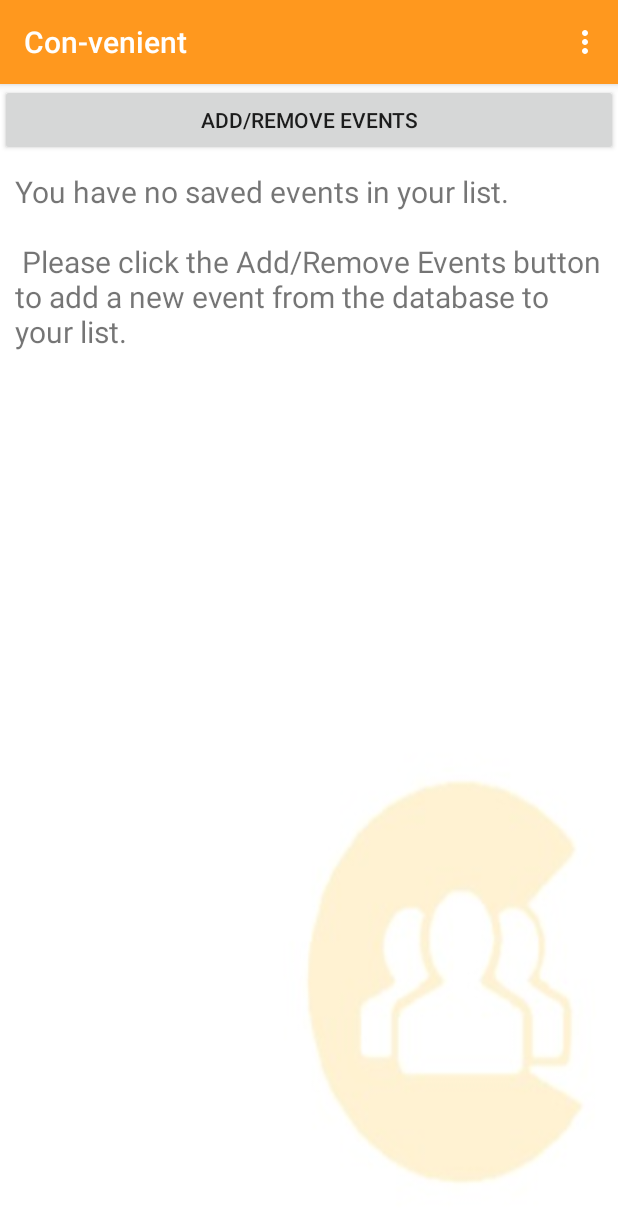
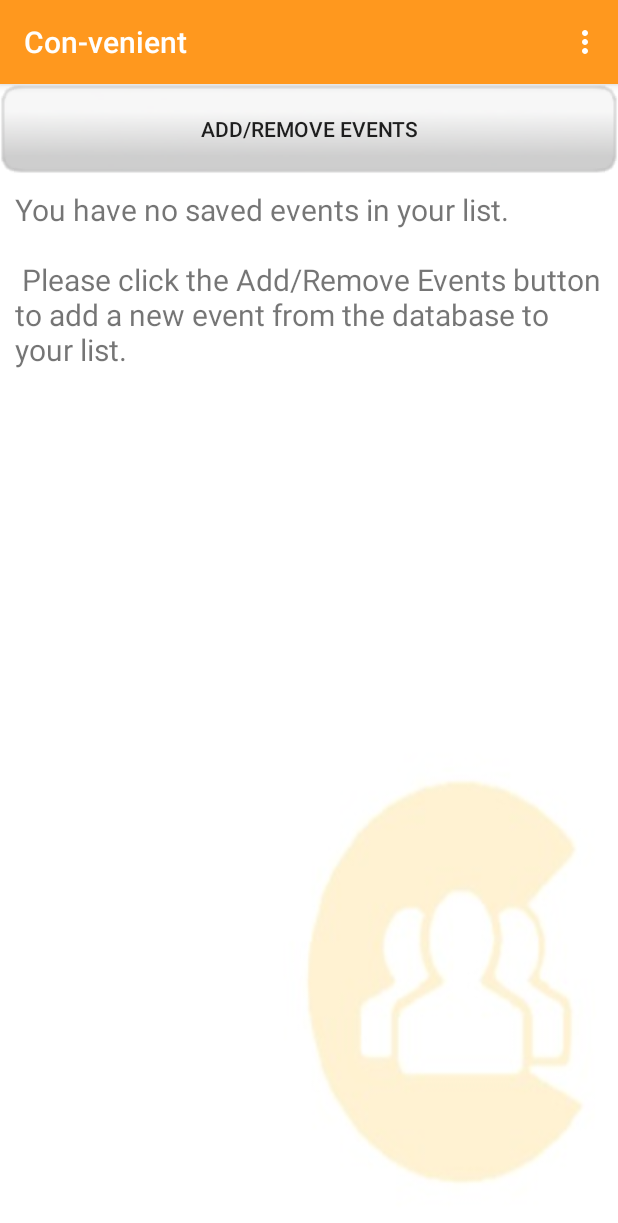
Before and after one commit to unni88/cs442_project, an Android app: the screen it shows after launch (MainActivity), on a phone screen of 412 x 824 dp. Shown: the top 1223 px of the screen. Run offline under Robolectric (Android 15) with nearby library versions, the phone set to English and light mode, and no system bars; libraries missing offline, so code that uses them is left out: com.github.amlcurran.showcaseview; 3 statements that could not run were skipped.

Commit message:
sent 9patch buttons

```diff
--- a/Con-venient/app/src/main/java/com/cs442/team3/con_venient/EventPrefs.java
+++ b/Con-venient/app/src/main/java/com/cs442/team3/con_venient/EventPrefs.java
@@ -5,6 +5,7 @@ package com.cs442.team3.con_venient;
  */
 import android.app.usage.UsageEvents;
 import android.content.Context;
+import android.graphics.Color;
 import android.os.Bundle;
 import android.support.v7.app.AppCompatActivity;
 import android.view.LayoutInflater;
@@ -71,7 +72,7 @@ public class EventPrefs extends AppCompatActivity {
 
         //creates an arrayadapter from the string array
         dataAdapter = new MyAdapter(this, R.layout.event_list_items,eventsList);
-        ListView listView = (ListView) findViewById(R.id.ListView1);
+        final ListView listView = (ListView) findViewById(R.id.ListView1);
         // assign adapter to ListView
         listView.setAdapter(dataAdapter);
 
@@ -80,7 +81,6 @@ public class EventPrefs extends AppCompatActivity {
             public void onItemClick(AdapterView<?> parent, View view, int position, long id) {
                 //when clicked it will show a toast.
                 MyEvent event = (MyEvent) parent.getItemAtPosition(position);
-                ((MyEvent) parent.getItemAtPosition(position)).setSelected(true);
                 //Toast.makeText(getApplicationContext(), "Clicked " + event.getName(), Toast.LENGTH_LONG).show();
             }
         });
--- a/Con-venient/app/src/main/res/layout/activity_main.xml
+++ b/Con-venient/app/src/main/res/layout/activity_main.xml
@@ -7,7 +7,8 @@
         android:text="@string/add_events"
         android:layout_alignParentTop="true"
         android:layout_alignParentLeft="true"
-        android:layout_alignParentStart="true" />
+        android:layout_alignParentStart="true"
+        android:background="@drawable/patched_button"/>
 
     <TextView
         android:layout_width="wrap_content"
--- a/Con-venient/app/src/main/res/layout/prefs_event.xml
+++ b/Con-venient/app/src/main/res/layout/prefs_event.xml
@@ -12,6 +12,7 @@
             android:layout_height="wrap_content"
             android:text="Done"
             android:onClick = "onSave"
+            android:background="@drawable/patched_button"
             />
      <!--
         <TableRow
```
Also changed, not shown: Con-venient/app/src/main/res/drawable/patched_button.9.png (added).
